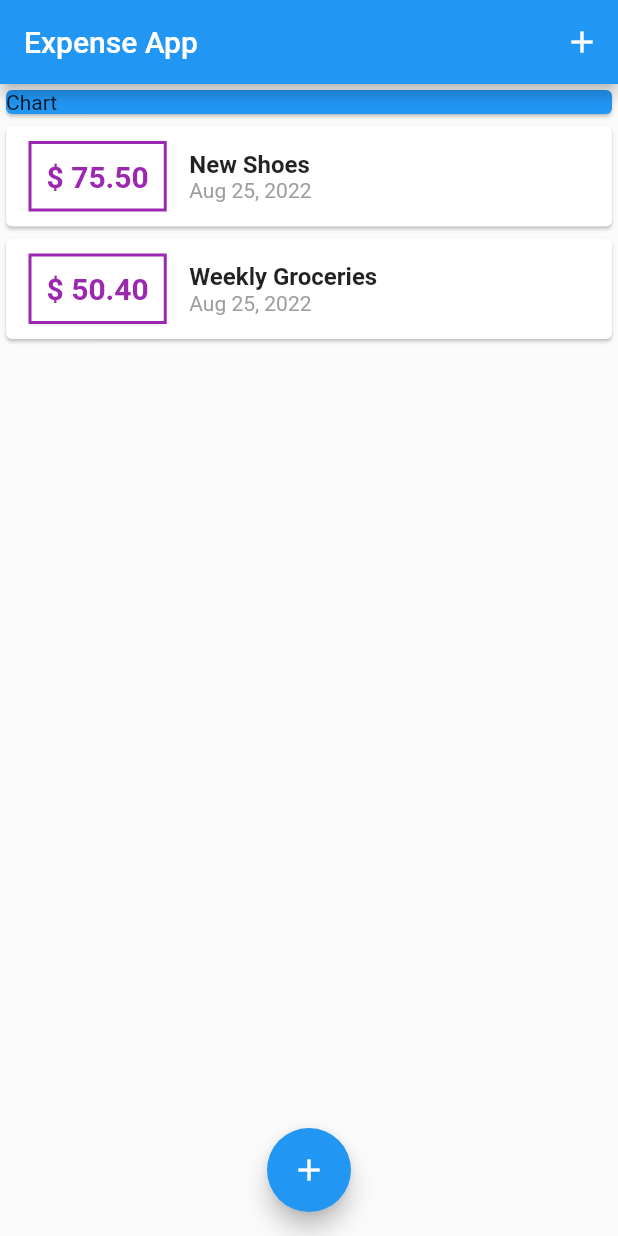
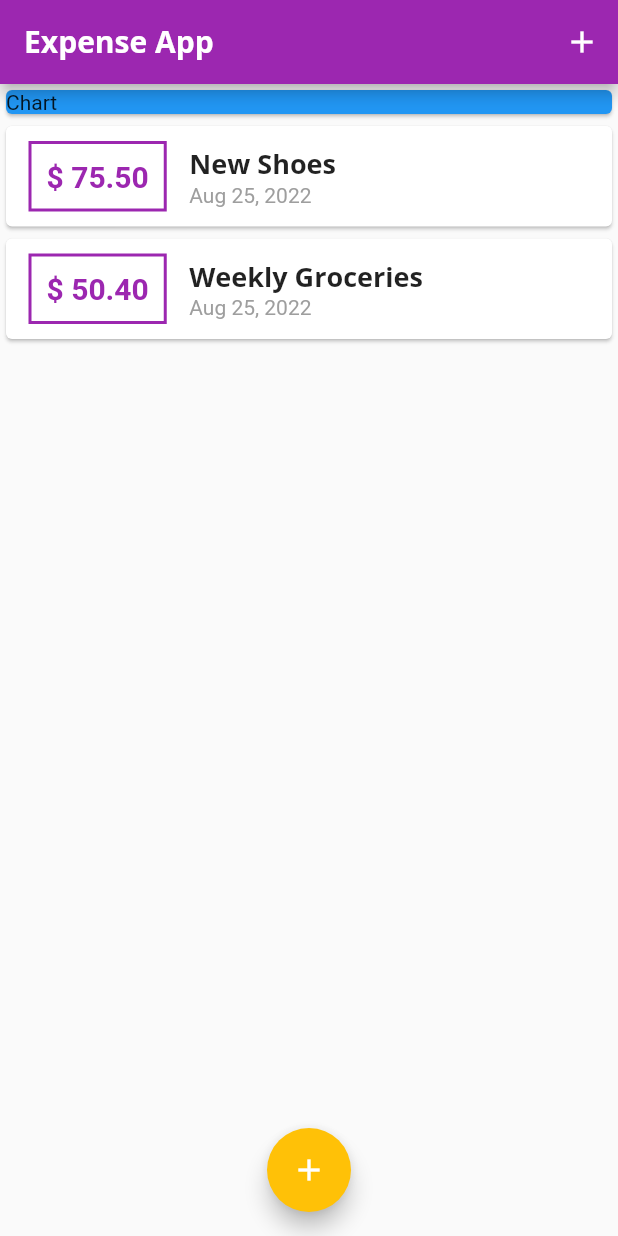
Before and after one commit to taufanbasri/flutter_expense_app, a Flutter app: the screen it shows after launch, on a phone screen of 412 x 824 dp. Run offline on Flutter 3.47's test engine with Material 2 defaults, Android fonts, the phone set to English and light mode, and no system bars.

Commit message:
Custom Fonts & Theme

```diff
--- a/lib/main.dart
+++ b/lib/main.dart
@@ -13,9 +13,28 @@ class MyApp extends StatelessWidget {
 
   @override
   Widget build(BuildContext context) {
-    return const MaterialApp(
+    return MaterialApp(
       title: "Expense App",
-      home: MyHomePage(),
+      theme: ThemeData(
+        primarySwatch: Colors.purple,
+        colorScheme: ColorScheme.fromSwatch(primarySwatch: Colors.purple)
+            .copyWith(secondary: Colors.amber),
+        fontFamily: 'Quicksand',
+        textTheme: ThemeData.light().textTheme.copyWith(
+              headline6: const TextStyle(
+                  fontFamily: 'OpenSans',
+                  fontWeight: FontWeight.bold,
+                  fontSize: 18),
+            ),
+        appBarTheme: const AppBarTheme(
+          titleTextStyle: TextStyle(
+            fontFamily: 'OpenSans',
+            fontSize: 20,
+            fontWeight: FontWeight.bold,
+          ),
+        ),
+      ),
+      home: const MyHomePage(),
     );
   }
 }
--- a/lib/widgets/transaction_list.dart
+++ b/lib/widgets/transaction_list.dart
@@ -24,16 +24,17 @@ class TransactionList extends StatelessWidget {
                   padding: const EdgeInsets.all(10),
                   decoration: BoxDecoration(
                     border: Border.all(
-                      color: Colors.purple,
+                      color: Theme.of(context).primaryColor,
                       width: 2,
                     ),
                   ),
                   child: Text(
                     "\$ ${transactions[index].amount.toStringAsFixed(2)}",
-                    style: const TextStyle(
-                        fontWeight: FontWeight.bold,
-                        fontSize: 20,
-                        color: Colors.purple),
+                    style: TextStyle(
+                      fontWeight: FontWeight.bold,
+                      fontSize: 20,
+                      color: Theme.of(context).primaryColor,
+                    ),
                   ),
                 ),
                 Column(
@@ -41,10 +42,7 @@ class TransactionList extends StatelessWidget {
                   children: [
                     Text(
                       transactions[index].title,
-                      style: const TextStyle(
-                        fontSize: 16,
-                        fontWeight: FontWeight.bold,
-                      ),
+                      style: Theme.of(context).textTheme.headline6,
                     ),
                     Text(
                       DateFormat.yMMMd().format(transactions[index].date),
```
Also changed, not shown: pubspec.yaml (+12 -9 lines), assets/fonts/OpenSans-Bold.ttf (added), assets/fonts/OpenSans-Regular.ttf (added), assets/fonts/Quicksand-Bold.ttf (added), assets/fonts/Quicksand-Light.ttf (added), assets/fonts/Quicksand-Medium.ttf (added), assets/fonts/Quicksand-Regular.ttf (added).
